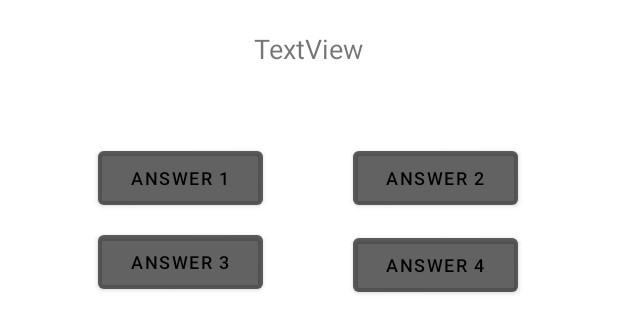
After one commit to chaultm29/LifeSimulator, an Android app: the layout dialog_question.xml on its own in the app's theme, with its tools: preview values and no code run, on a phone screen of 412 x 824 dp. The commit adds this screen. Shown: the top 333 px of the screen. Run offline under Robolectric (Android 15) with nearby library versions, the phone set to English and light mode, and no system bars.

Commit message:
add info and ques dialog

```diff
--- /dev/null
+++ b/LifeSimulator/app/src/main/res/layout/dialog_question.xml
@@ -0,0 +1,87 @@
+<?xml version="1.0" encoding="utf-8"?>
+<androidx.constraintlayout.widget.ConstraintLayout xmlns:android="http://schemas.android.com/apk/res/android"
+    xmlns:app="http://schemas.android.com/apk/res-auto"
+    xmlns:tools="http://schemas.android.com/tools"
+    android:layout_width="match_parent"
+    android:layout_height="match_parent">
+
+    <View
+        android:id="@+id/view4"
+        android:layout_width="300dp"
+        android:layout_height="200dp"
+        app:layout_constraintEnd_toEndOf="parent"
+        app:layout_constraintHorizontal_bias="0.495"
+        app:layout_constraintStart_toStartOf="parent"
+        app:layout_constraintTop_toTopOf="parent" />
+
+    <Button
+        android:id="@+id/btnAnswer1"
+        android:layout_width="110dp"
+        android:layout_height="wrap_content"
+        android:layout_marginStart="10dp"
+        android:backgroundTint="@color/material_on_surface_disabled"
+        android:tag="false"
+        android:text="answer 1"
+        android:textColor="@color/black"
+        android:textSize="12sp"
+        android:textStyle="normal"
+        app:layout_constraintStart_toStartOf="@+id/view4"
+        app:layout_constraintTop_toTopOf="@+id/btnAnswer2" />
+
+    <Button
+        android:id="@+id/btnAnswer4"
+        android:layout_width="110dp"
+        android:layout_height="wrap_content"
+        android:layout_marginTop="10dp"
+        android:backgroundTint="@color/material_on_surface_disabled"
+        android:tag="false"
+        android:text="answer 4"
+        android:textColor="@color/black"
+        android:textSize="12sp"
+        android:textStyle="normal"
+        app:layout_constraintEnd_toEndOf="@+id/btnAnswer2"
+        app:layout_constraintHorizontal_bias="1.0"
+        app:layout_constraintStart_toStartOf="@+id/btnAnswer2"
+        app:layout_constraintTop_toBottomOf="@+id/btnAnswer2" />
+
+    <Button
+        android:id="@+id/btnAnswer3"
+        android:layout_width="110dp"
+        android:layout_height="wrap_content"
+        android:layout_marginTop="8dp"
+        android:backgroundTint="@color/material_on_surface_disabled"
+        android:tag="false"
+        android:text="answer 3"
+        android:textColor="@color/black"
+        android:textSize="12sp"
+        android:textStyle="normal"
+        app:layout_constraintStart_toStartOf="@+id/btnAnswer1"
+        app:layout_constraintTop_toBottomOf="@+id/btnAnswer1" />
+
+    <Button
+        android:id="@+id/btnAnswer2"
+        android:layout_width="110dp"
+        android:layout_height="wrap_content"
+        android:layout_marginTop="50dp"
+        android:layout_marginEnd="10dp"
+        android:backgroundTint="@color/material_on_surface_disabled"
+        android:tag="false"
+        android:text="answer 2"
+        android:textColor="@color/black"
+        android:textSize="12sp"
+        android:textStyle="normal"
+        app:layout_constraintEnd_toEndOf="@+id/view4"
+        app:layout_constraintTop_toBottomOf="@+id/txtQuestion" />
+
+    <TextView
+        android:id="@+id/txtQuestion"
+        android:layout_width="wrap_content"
+        android:layout_height="wrap_content"
+        android:layout_marginTop="20dp"
+        android:text="TextView"
+        android:textSize="18sp"
+        app:layout_constraintEnd_toEndOf="@+id/view4"
+        app:layout_constraintStart_toStartOf="@+id/view4"
+        app:layout_constraintTop_toTopOf="@+id/view4" />
+
+</androidx.constraintlayout.widget.ConstraintLayout>
```
Also changed, not shown: LifeSimulator/app/src/main/java/com/example/lifesimulator/Adapter/JobAdapter.java (+12 -0 lines), LifeSimulator/app/src/main/java/com/example/lifesimulator/Model/AppDialog.java (added, +70 -0 lines), LifeSimulator/app/src/main/java/com/example/lifesimulator/Model/Question.java (added, +39 -0 lines), LifeSimulator/app/src/main/res/layout/dialog_information.xml (added, +49 -0 lines), LifeSimulator/app/src/main/res/drawable-v24/false_image.png (added), LifeSimulator/app/src/main/res/drawable-v24/true_image.png (added).
